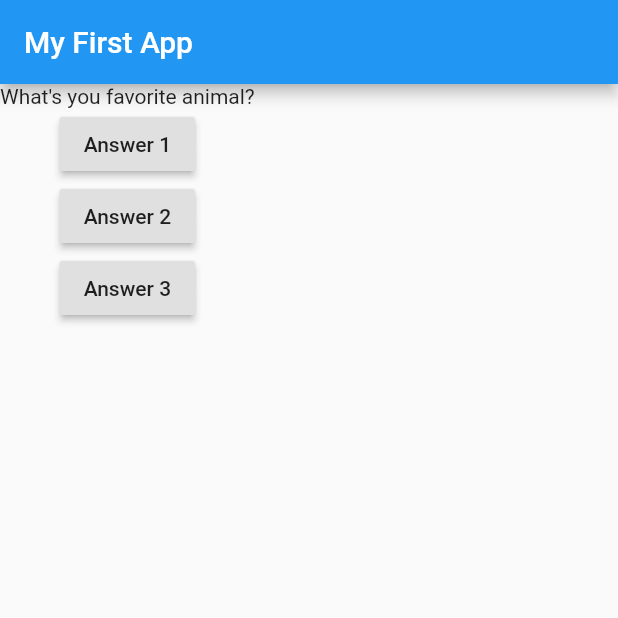
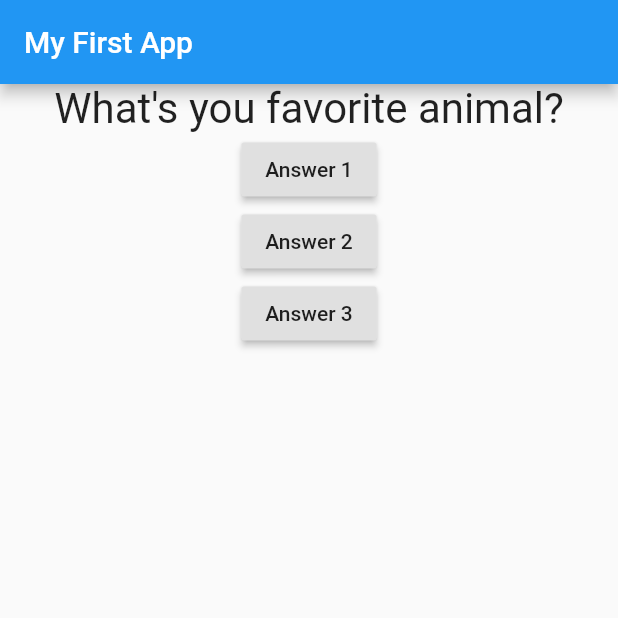
Before and after one commit to eldlabs/flutter_complete_guide, a Flutter app: the screen it shows after launch, after a tap on "Answer 1", on a phone screen of 412 x 824 dp, the top half of it. Run offline on Flutter 3.47's test engine with Material 2 defaults, Android fonts, the phone set to English and light mode, and no system bars.

Commit message:
Implement question widget

```diff
--- a/lib/main.dart
+++ b/lib/main.dart
@@ -1,22 +1,24 @@
 import 'package:flutter/material.dart';
+
+import './question.dart';
 
 void main() => runApp(MyApp());
 
 class MyApp extends StatefulWidget {
   @override
   State<StatefulWidget> createState() {
-    return MyAppState();
+    return _MyAppState();
   }
 }
 
-class MyAppState extends State<MyApp> {
-  var questionIndex = 0;
+class _MyAppState extends State<MyApp> {
+  var _questionIndex = 0;
 
-  void answerQuestion() {
+  void _answerQuestion() {
     setState(() {
-      questionIndex = questionIndex + 1;
+      _questionIndex = _questionIndex + 1;
     });
-    print(questionIndex);
+    print(_questionIndex);
   }
 
   @override
@@ -24,6 +26,7 @@ class MyAppState extends State<MyApp> {
     var questions = [
       'What\'s you favorite color?',
       'What\'s you favorite animal?',
+      'What\'s you favorite car?',
     ];
     return MaterialApp(
       home: Scaffold(
@@ -31,10 +34,10 @@ class MyAppState extends State<MyApp> {
           title: Text('My First App'),
         ),
         body: Column(children: [
-          Text(questions[questionIndex]),
+          Quesstion(questions[_questionIndex]),
           RaisedButton(
             child: Text('Answer 1'),
-            onPressed: answerQuestion,
+            onPressed: _answerQuestion,
           ),
           RaisedButton(
             child: Text('Answer 2'),
--- /dev/null
+++ b/lib/question.dart
@@ -0,0 +1,17 @@
+import 'package:flutter/material.dart';
+
+class Quesstion extends StatelessWidget {
+  final String questionText;
+  Quesstion(this.questionText);
+
+  @override
+  Widget build(BuildContext context) {
+    return Container(
+        width: double.infinity,
+        child: Text(
+          questionText,
+          style: TextStyle(fontSize: 28),
+          textAlign: TextAlign.center,
+        ));
+  }
+}
```
Also changed, not shown: 2 other files.
